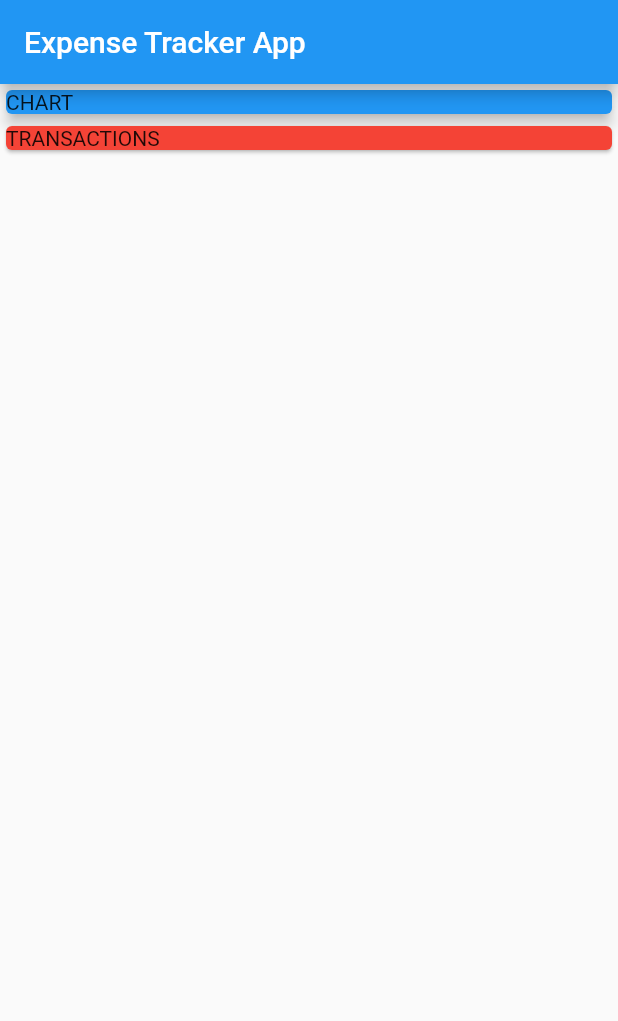
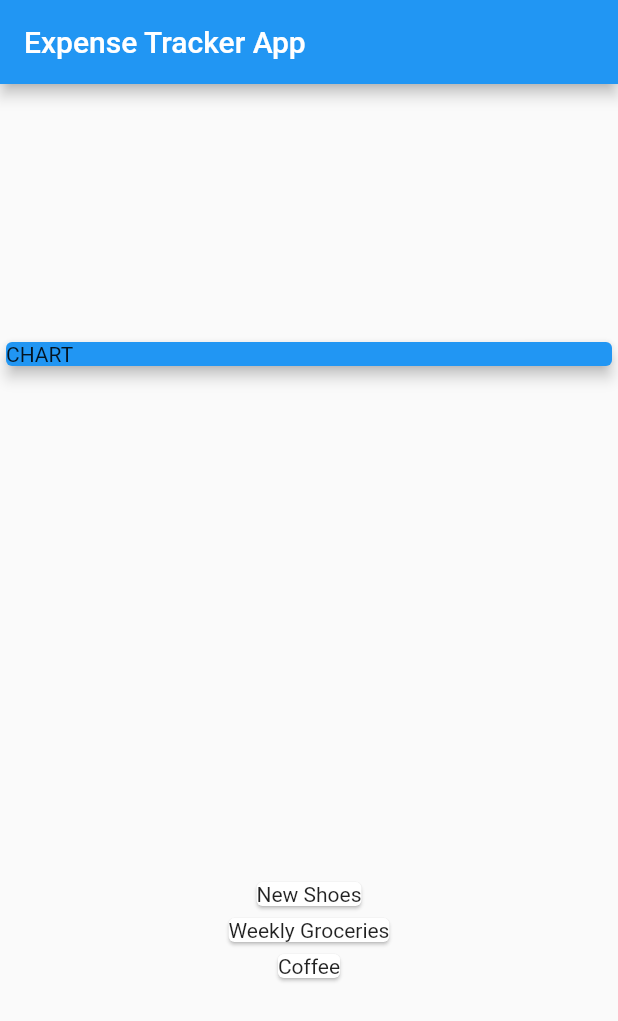
Before and after one commit to elvan/expense_tracker_app_flutter_example, a Flutter app: the screen it shows after launch, on a phone screen of 412 x 824 dp. Shown: the top 1021 px of the screen. Run offline on Flutter 3.47's test engine with Material 2 defaults, Android fonts, the phone set to English and light mode, and no system bars.

Commit message:
mapping data into widgets

```diff
--- a/lib/home_page.dart
+++ b/lib/home_page.dart
@@ -16,6 +16,12 @@ class HomePage extends StatelessWidget {
       amount: 26.75,
       date: DateTime.now(),
     ),
+    Transaction(
+      id: 't3',
+      title: 'Coffee',
+      amount: 12.25,
+      date: DateTime.now(),
+    ),
   ];
 
   HomePage({Key? key}) : super(key: key);
@@ -28,8 +34,9 @@ class HomePage extends StatelessWidget {
       ),
       body: Column(
         crossAxisAlignment: CrossAxisAlignment.stretch,
-        children: const [
-          SizedBox(
+        mainAxisAlignment: MainAxisAlignment.spaceAround,
+        children: [
+          const SizedBox(
             width: double.infinity,
             child: Card(
               color: Colors.blue,
@@ -37,9 +44,12 @@ class HomePage extends StatelessWidget {
               child: Text('CHART'),
             ),
           ),
-          Card(
-            color: Colors.red,
-            child: Text('TRANSACTIONS'),
+          Column(
+            children: transactions.map((transaction) {
+              return Card(
+                child: Text(transaction.title),
+              );
+            }).toList(),
           ),
         ],
       ),
--- a/lib/transaction.dart
+++ b/lib/transaction.dart
@@ -1,13 +1,13 @@
 class Transaction {
-  String? id;
-  String? title;
-  double? amount;
-  DateTime? date;
+  final String id;
+  final String title;
+  final double amount;
+  final DateTime date;
 
   Transaction({
-    this.id,
-    this.title,
-    this.amount,
-    this.date,
+    required this.id,
+    required this.title,
+    required this.amount,
+    required this.date,
   });
 }
```
